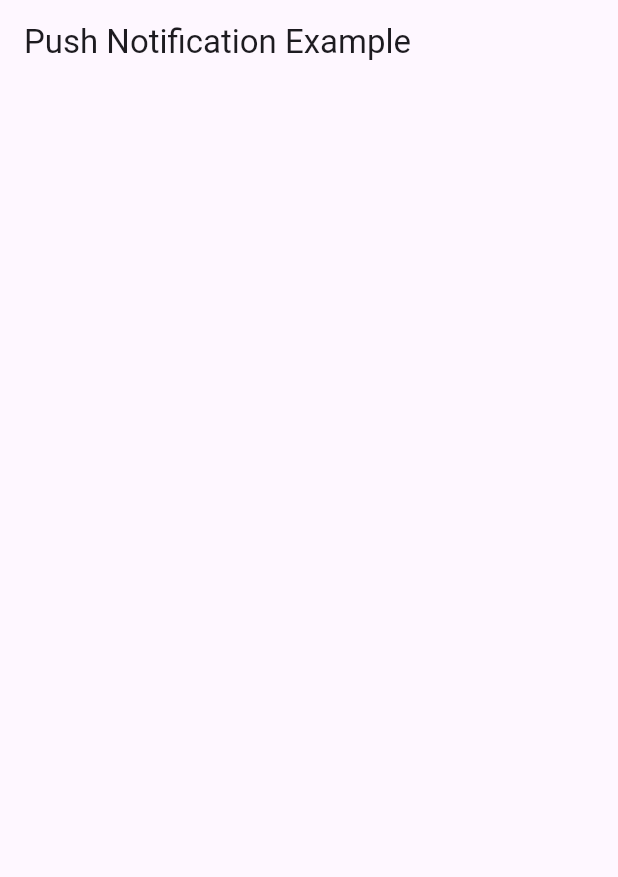
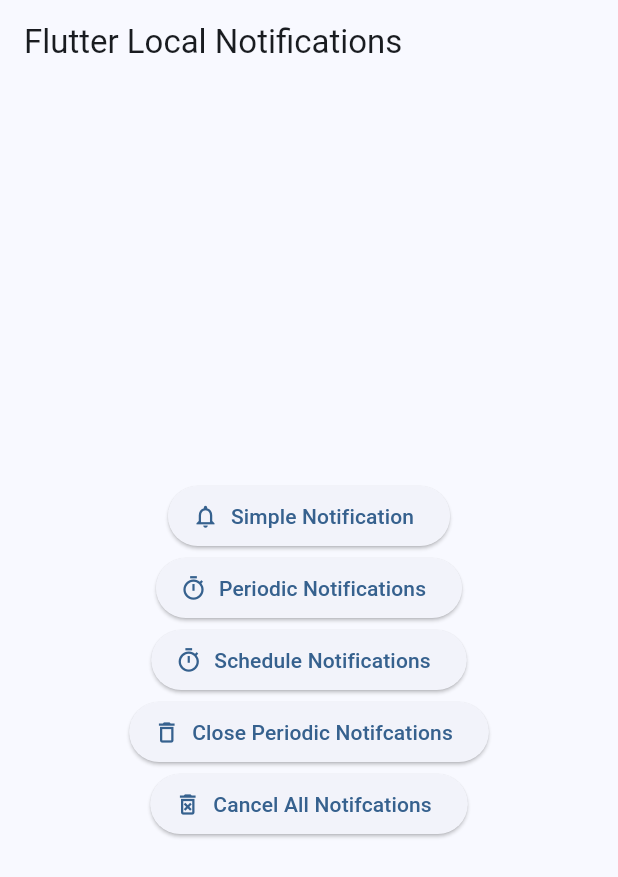
Before and after one commit to marufkhan09/push_notification, a Flutter app: the screen it shows after launch, on a phone screen of 412 x 824 dp. Shown: the top 877 px of the screen. Run offline on Flutter 3.47's test engine with Material 3 defaults, Android fonts, the phone set to English and light mode, and no system bars; our stand-ins replace flutter_local_notifications, rxdart, timezone.

Commit message:
local noti

```diff
--- /dev/null
+++ b/lib/home.dart
@@ -0,0 +1,86 @@
+import 'package:flutter/material.dart';
+import 'package:push_notification/local_notifications.dart';
+
+class Homepage extends StatefulWidget {
+  const Homepage({super.key});
+
+  @override
+  State<Homepage> createState() => _HomepageState();
+}
+
+class _HomepageState extends State<Homepage> {
+  @override
+  void initState() {
+    listenToNotifications();
+    super.initState();
+  }
+
+//  to listen to any notification clicked or not
+  listenToNotifications() {
+    print("Listening to notification");
+    LocalNotifications.onClickNotification.stream.listen((event) {
+      print(event);
+      Navigator.pushNamed(context, '/another', arguments: event);
+    });
+  }
+
+  @override
+  Widget build(BuildContext context) {
+    return Scaffold(
+      appBar: AppBar(title: Text("Flutter Local Notifications")),
+      body: Container(
+        height: double.infinity,
+        child: Center(
+          child: Column(
+            mainAxisAlignment: MainAxisAlignment.center,
+            children: [
+              ElevatedButton.icon(
+                icon: Icon(Icons.notifications_outlined),
+                onPressed: () {
+                  LocalNotifications.showSimpleNotification(
+                      title: "Simple Notification",
+                      body: "This is a simple notification",
+                      payload: "This is simple data");
+                },
+                label: Text("Simple Notification"),
+              ),
+              ElevatedButton.icon(
+                icon: Icon(Icons.timer_outlined),
+                onPressed: () {
+                  LocalNotifications.showPeriodicNotifications(
+                      title: "Periodic Notification",
+                      body: "This is a Periodic Notification",
+                      payload: "This is periodic data");
+                },
+                label: Text("Periodic Notifications"),
+              ),
+              ElevatedButton.icon(
+                icon: Icon(Icons.timer_outlined),
+                onPressed: () {
+                  LocalNotifications.showScheduleNotification(
+                      title: "Schedule Notification",
+                      body: "This is a Schedule Notification",
+                      payload: "This is schedule data");
+                },
+                label: Text("Schedule Notifications"),
+              ),
+              // to close periodic notifications
+              ElevatedButton.icon(
+                  icon: Icon(Icons.delete_outline),
+                  onPressed: () {
+                    LocalNotifications.cancel(1);
+                  },
+                  label: Text("Close Periodic Notifcations")),
+              ElevatedButton.icon(
+                  icon: Icon(Icons.delete_forever_outlined),
+                  onPressed: () {
+                    LocalNotifications.cancelAll();
+                  },
+                  label: Text("Cancel All Notifcations"))
+            ],
+          ),
+        ),
+      ),
+    );
+  }
+}
--- /dev/null
+++ b/lib/local_notifications.dart
@@ -0,0 +1,116 @@
+import 'package:flutter_local_notifications/flutter_local_notifications.dart';
+import 'package:rxdart/rxdart.dart';
+import 'package:timezone/data/latest.dart' as tz;
+import 'package:timezone/timezone.dart' as tz;
+
+class LocalNotifications {
+  static final FlutterLocalNotificationsPlugin
+      _flutterLocalNotificationsPlugin = FlutterLocalNotificationsPlugin();
+  static final onClickNotification = BehaviorSubject<String>();
+
+// on tap on any notification
+  static void onNotificationTap(NotificationResponse notificationResponse) {
+    onClickNotification.add(notificationResponse.payload!);
+  }
+
+// initialize the local notifications
+  static Future init() async {
+    // initialise the plugin. app_icon needs to be a added as a drawable resource to the Android head project
+    const AndroidInitializationSettings initializationSettingsAndroid =
+        AndroidInitializationSettings('@mipmap/ic_launcher');
+    final DarwinInitializationSettings initializationSettingsDarwin =
+        DarwinInitializationSettings(
+      onDidReceiveLocalNotification: (id, title, body, payload) =>null,
+    );
+    const LinuxInitializationSettings initializationSettingsLinux =
+        LinuxInitializationSettings(defaultActionName: 'Open notification');
+    final InitializationSettings initializationSettings =
+        InitializationSettings(
+            android: initializationSettingsAndroid,
+            iOS: initializationSettingsDarwin,
+            linux: initializationSettingsLinux);
+
+    // request notification permissions
+    _flutterLocalNotificationsPlugin
+        .resolvePlatformSpecificImplementation<
+            AndroidFlutterLocalNotificationsPlugin>()!.requestNotificationsPermission();
+
+
+    _flutterLocalNotificationsPlugin.initialize(initializationSettings,
+        onDidReceiveNotificationResponse: onNotificationTap,
+        onDidReceiveBackgroundNotificationResponse: onNotificationTap);
+  }
+
+  // show a simple notification
+  static Future showSimpleNotification({
+    required String title,
+    required String body,
+    required String payload,
+  }) async {
+    const AndroidNotificationDetails androidNotificationDetails =
+        AndroidNotificationDetails('your channel id', 'your channel name',
+            channelDescription: 'your channel description',
+            importance: Importance.max,
+            priority: Priority.high,
+            ticker: 'ticker');
+    const NotificationDetails notificationDetails =
+        NotificationDetails(android: androidNotificationDetails);
+    await _flutterLocalNotificationsPlugin
+        .show(0, title, body, notificationDetails, payload: payload);
+  }
+
+  // to show periodic notification at regular interval
+  static Future showPeriodicNotifications({
+    required String title,
+    required String body,
+    required String payload,
+  }) async {
+    const AndroidNotificationDetails androidNotificationDetails =
+        AndroidNotificationDetails('channel 2', 'your channel name',
+            channelDescription: 'your channel description',
+            importance: Importance.max,
+            priority: Priority.high,
+            ticker: 'ticker');
+    const NotificationDetails notificationDetails =
+        NotificationDetails(android: androidNotificationDetails);
+    await _flutterLocalNotificationsPlugin.periodicallyShow(
+        1, title, body, RepeatInterval.everyMinute, notificationDetails,
+        androidScheduleMode: AndroidScheduleMode.exactAllowWhileIdle,
+        payload: payload);
+  }
+
+  // to schedule a local notification
+  static Future showScheduleNotification({
+    required String title,
+    required String body,
+    required String payload,
+  }) async {
+    tz.initializeTimeZones();
+    await _flutterLocalNotificationsPlugin.zonedSchedule(
+        2,
+        title,
+        body,
+        tz.TZDateTime.now(tz.local).add(const Duration(seconds: 5)),
+        const NotificationDetails(
+            android: AndroidNotificationDetails(
+                'channel 3', 'your channel name',
+                channelDescription: 'your channel description',
+                importance: Importance.max,
+                priority: Priority.high,
+                ticker: 'ticker')),
+        androidScheduleMode: AndroidScheduleMode.exactAllowWhileIdle,
+        uiLocalNotificationDateInterpretation:
+            UILocalNotificationDateInterpretation.absoluteTime,
+        payload: payload);
+  }
+
+  // close a specific channel notification
+  static Future cancel(int id) async {
+    await _flutterLocalNotificationsPlugin.cancel(id);
+  }
+
+  // close all the notifications available
+  static Future cancelAll() async {
+    await _flutterLocalNotificationsPlugin.cancelAll();
+  }
+}
--- a/lib/main.dart
+++ b/lib/main.dart
@@ -1,117 +1,64 @@
-import 'dart:developer';
-
-import 'package:firebase_core/firebase_core.dart';
-import 'package:firebase_messaging/firebase_messaging.dart';
 import 'package:flutter/material.dart';
 import 'package:flutter_local_notifications/flutter_local_notifications.dart';
+import 'package:push_notification/another.dart';
+import 'package:push_notification/home.dart';
+import 'package:push_notification/local_notifications.dart';
 
-Future<void> firebaseMessagingBackgroundHandler(RemoteMessage message) async {
-  // This will be called when the app is in the background
-  log("Handling a background message: ${message.messageId}");
-}
 
-final FlutterLocalNotificationsPlugin flutterLocalNotificationsPlugin = FlutterLocalNotificationsPlugin();
-
+final navigatorKey = GlobalKey<NavigatorState>();
+FlutterLocalNotificationsPlugin flutterLocalNotificationsPlugin =
+    FlutterLocalNotificationsPlugin();
 void main() async {
   WidgetsFlutterBinding.ensureInitialized();
-  await Firebase.initializeApp();
+  await LocalNotifications.init();
 
-  // Initialize local notifications
-  const AndroidInitializationSettings initializationSettingsAndroid =
-      AndroidInitializationSettings('@mipmap/ic_launcher');
+//  handle in terminated state
+  var initialNotification =
+      await flutterLocalNotificationsPlugin.getNotificationAppLaunchDetails();
+  if (initialNotification?.didNotificationLaunchApp == true) {
+    // LocalNotifications.onClickNotification.stream.listen((event) {
+    Future.delayed(Duration(seconds: 1), () {
+      // print(event);
+      navigatorKey.currentState!.pushNamed('/another',
+          arguments: initialNotification?.notificationResponse?.payload);
+    });
+  }
 
-  const InitializationSettings initializationSettings = InitializationSettings(
-    android: initializationSettingsAndroid,
-  );
-
-  await flutterLocalNotificationsPlugin.initialize(initializationSettings);
-
-  // Register the background message handler
-  FirebaseMessaging.onBackgroundMessage(firebaseMessagingBackgroundHandler);
-
-  runApp(MyApp());
+  runApp(const MyApp());
 }
 
 class MyApp extends StatelessWidget {
   const MyApp({super.key});
 
+  // This widget is the root of your application.
   @override
   Widget build(BuildContext context) {
     return MaterialApp(
-      title: 'Push Notification Example',
+      navigatorKey: navigatorKey,
+      title: 'Flutter Demo',
       theme: ThemeData(
-        primarySwatch: Colors.blue,
+        // This is the theme of your application.
+        //
+        // TRY THIS: Try running your application with "flutter run". You'll see
+        // the application has a blue toolbar. Then, without quitting the app,
+        // try changing the seedColor in the colorScheme below to Colors.green
+        // and then invoke "hot reload" (save your changes or press the "hot
+        // reload" button in a Flutter-supported IDE, or press "r" if you used
+        // the command line to start the app).
+        //
+        // Notice that the counter didn't reset back to zero; the application
+        // state is not lost during the reload. To reset the state, use hot
+        // restart instead.
+        //
+        // This works for code too, not just values: Most code changes can be
+        // tested with just a hot reload.
+        colorScheme: ColorScheme.fromSeed(seedColor: Colors.blue),
+        useMaterial3: true,
       ),
-      home: MyHomePage(),
+      routes: {
+        '/': (context) => const Homepage(),
+        '/another': (context) => const AnotherPage(),
+      },
     );
   }
 }
-
-class MyHomePage extends StatefulWidget {
-  const MyHomePage({super.key});
-
-  @override
-  _MyHomePageState createState() => _MyHomePageState();
-}
-
-class _MyHomePageState extends State<MyHomePage> {
-  String _message = '';
-
-  @override
-  void initState() {
-    super.initState();
-    // Request permission for iOS
-    FirebaseMessaging.instance.requestPermission();
-
-    // Get the FCM token
-    FirebaseMessaging.instance.getToken().then((token) {
-      log("FCM Token: $token"); // Use this token to send notifications
-    });
-
-    // Handle foreground messages
-    FirebaseMessaging.onMessage.listen((RemoteMessage message) {
-      log("Received a foreground message: ${message.messageId}");
-      setState(() {
-        _message = message.notification?.body ?? "No message body";
-      });
-
-      // Show a local notification for foreground messages
-      _showLocalNotification(message.notification?.title, message.notification?.body);
-    });
-  }
-
-  // Function to show a local notification
-  Future<void> _showLocalNotification(String? title, String? body) async {
-    const AndroidNotificationDetails androidPlatformChannelSpecifics =
-        AndroidNotificationDetails(
-      'default_notification_channel_id', // Channel ID
-      'Default Channel', // Channel name
-      channelDescription: 'This is the default notification channel', // Channel description
-      importance: Importance.max,
-      priority: Priority.high,
-      showWhen: false,
-    );
-
-    const NotificationDetails platformChannelSpecifics =
-        NotificationDetails(android: androidPlatformChannelSpecifics);
-
-    await flutterLocalNotificationsPlugin.show(
-      0, // Notification ID
-      title ?? 'No title', // Notification title
-      body ?? 'No body', // Notification body
-      platformChannelSpecifics,
-    );
-  }
-
-  @override
-  Widget build(BuildContext context) {
-    return Scaffold(
-      appBar: AppBar(
-        title: Text("Push Notification Example"),
-      ),
-      body: Center(
-        child: Text(_message),
-      ),
-    );
-  }
-}
--- a/pubspec.yaml
+++ b/pubspec.yaml
@@ -40,6 +40,7 @@ dependencies:
   firebase_crashlytics: ^4.1.3
   firebase_analytics: ^11.3.3
   flutter_local_notifications: ^17.2.3
+  rxdart: ^0.28.0
 
 dev_dependencies:
   flutter_test:
```
Also changed, not shown: lib/another.dart (added, +18 -0 lines), pubspec.lock.
